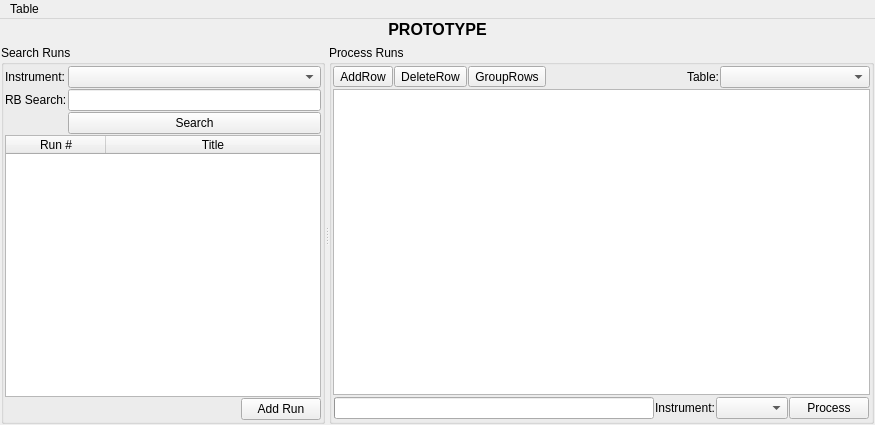
mantidproject/mantid, file Code/Mantid/MantidQt/CustomInterfaces/inc/MantidQtCustomInterfaces/ReflMainWidget.ui: the form before one commit.
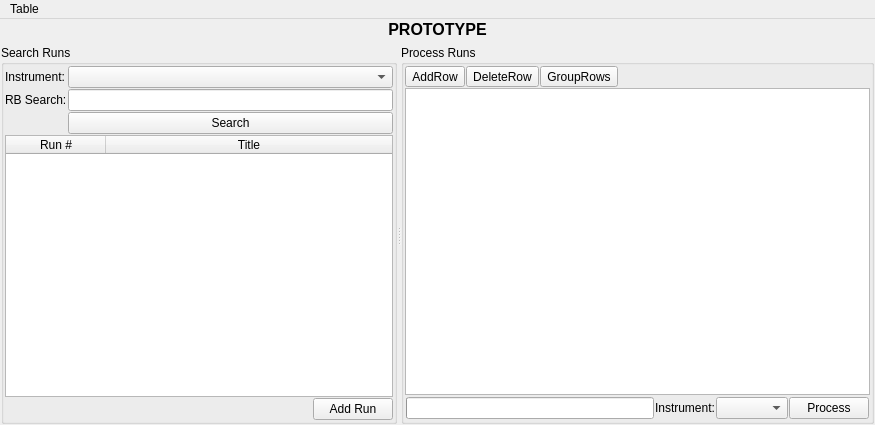
The form after the commit. Icons and pictures are not drawn. Custom widgets are drawn as their Qt base class.

Commit message:
Refs #10376 Provide a menu for opening tables
This commit removes the workspace selector in favour of providing a
proper menu for opening tables.

Diff of the .ui file:
```diff
--- a/Code/Mantid/MantidQt/CustomInterfaces/inc/MantidQtCustomInterfaces/ReflMainWidget.ui
+++ b/Code/Mantid/MantidQt/CustomInterfaces/inc/MantidQtCustomInterfaces/ReflMainWidget.ui
@@ -267,37 +267,6 @@
               </property>
              </spacer>
             </item>
-            <item>
-             <widget class="QLabel" name="labelWorkspaceSelector">
-              <property name="text">
-               <string>Table:</string>
-              </property>
-             </widget>
-            </item>
-            <item>
-             <widget class="MantidQt::MantidWidgets::WorkspaceSelector" name="workspaceSelector">
-              <property name="sizePolicy">
-               <sizepolicy hsizetype="Minimum" vsizetype="Fixed">
-                <horstretch>0</horstretch>
-                <verstretch>0</verstretch>
-               </sizepolicy>
-              </property>
-              <property name="minimumSize">
-               <size>
-                <width>150</width>
-                <height>0</height>
-               </size>
-              </property>
-              <property name="toolTip">
-               <string>Select the Table Workspace to display</string>
-              </property>
-              <property name="WorkspaceTypes" stdset="0">
-               <stringlist>
-                <string>TableWorkspace</string>
-               </stringlist>
-              </property>
-             </widget>
-            </item>
            </layout>
           </item>
           <item>
@@ -480,13 +449,6 @@
    </property>
   </action>
  </widget>
- <customwidgets>
-  <customwidget>
-   <class>MantidQt::MantidWidgets::WorkspaceSelector</class>
-   <extends>QComboBox</extends>
-   <header>MantidQtMantidWidgets/WorkspaceSelector.h</header>
-  </customwidget>
- </customwidgets>
  <tabstops>
   <tabstop>comboSearchInstrument</tabstop>
   <tabstop>tableRuns</tabstop>
```
Left out of the diff: 10 changed lines with no effect on the pictures. The commit also changes 5 other files.
